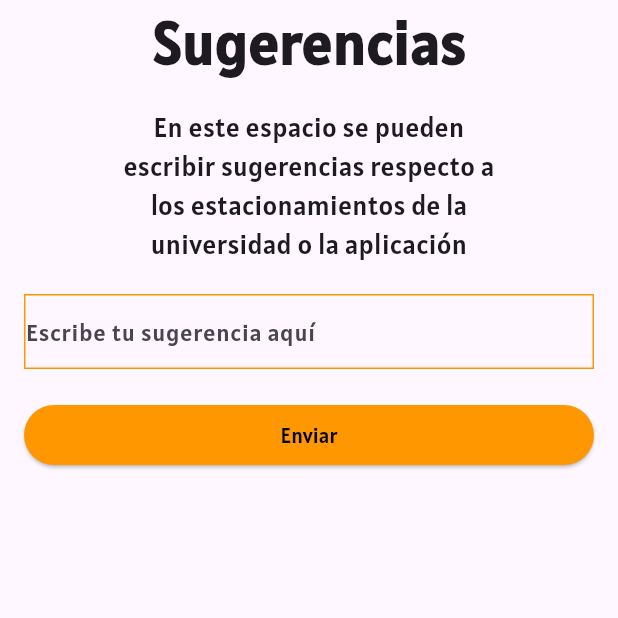
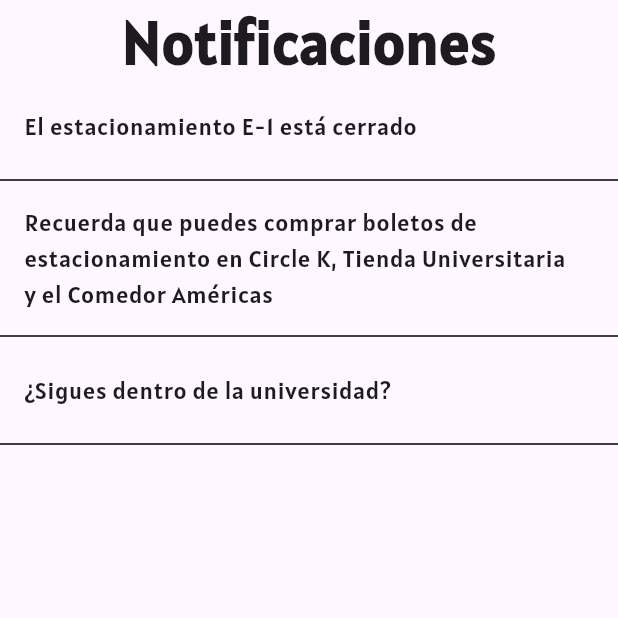
Before and after one commit to rubensuarez22/EasyPark, a Flutter app: the screen it shows after launch, on a phone screen of 412 x 824 dp, the top half of it. Run offline on Flutter 3.47's test engine with Material 3 defaults, Android fonts, the light colour scheme and no system bars.

Commit message:
NotificationsView V1
Added Notifications View, needs changes

```diff
--- a/lib/main.dart
+++ b/lib/main.dart
@@ -1,3 +1,5 @@
+import 'package:easypark/pages/notifications.dart';
+import 'package:easypark/pages/PreguntasFrecuentes.dart';
 import 'package:easypark/pages/login.dart';
 import 'package:easypark/pages/sugerencias.dart';
 import 'package:flutter/material.dart';
@@ -14,7 +16,7 @@
   Widget build(BuildContext context) {
     return MaterialApp(
       theme: ThemeData(fontFamily: 'Alatsi'),
-      home: SugerenciasView(),
+      home: NotificationsPage(),
     );
   }
 }
--- /dev/null
+++ b/lib/pages/notifications.dart
@@ -0,0 +1,63 @@
+import 'package:flutter/material.dart';
+
+class NotificationsPage extends StatelessWidget {
+  final List<Map<String, String>> notifications = [
+    {
+      'notification': 'El estacionamiento E-1 está cerrado',
+    },
+    {
+      'notification': 'Recuerda que puedes comprar boletos de estacionamiento en Circle K, Tienda Universitaria y el Comedor Américas',
+    },
+    {
+      'notification': '¿Sigues dentro de la universidad?',
+    },
+
+  ];
+
+  @override
+  Widget build(BuildContext context) {
+    return Scaffold(
+      appBar: AppBar(
+        centerTitle: true, // Centra el título en la AppBar
+        title: Text(
+          'Notificaciones',
+          style: TextStyle(
+            fontSize: 40.0,
+            fontWeight: FontWeight.bold,
+          ),
+        ),
+      ),
+       body: ListView.builder(
+        itemCount: notifications.length,
+        itemBuilder: (context, index) {
+          return Column(
+            children: [
+              NotificationsTile(
+                notification: notifications[index]['notification']!,
+              ),
+              Divider(
+                color: Colors.black, // Color de la línea horizontal naranja
+                thickness: 1.0, // Grosor de la línea horizontal
+              ),
+            ],
+          );
+        },
+      ),
+    );
+  }
+}
+
+class NotificationsTile extends StatelessWidget {
+  final String notification;
+
+
+  NotificationsTile({required this.notification});
+
+  @override
+  Widget build(BuildContext context) {
+    return ListTile(
+      title: Text(notification),
+
+    );
+  }
+}
```
Also changed, not shown: flutter_01.png (added).
